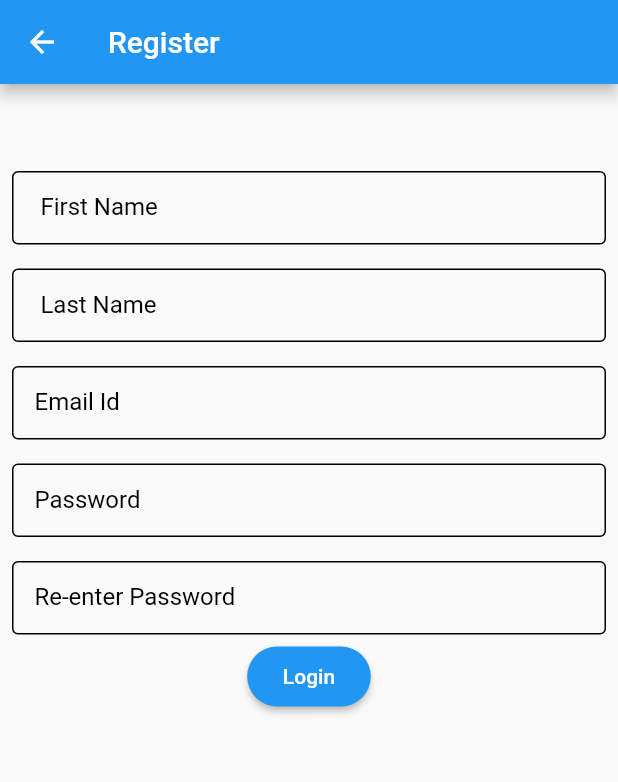
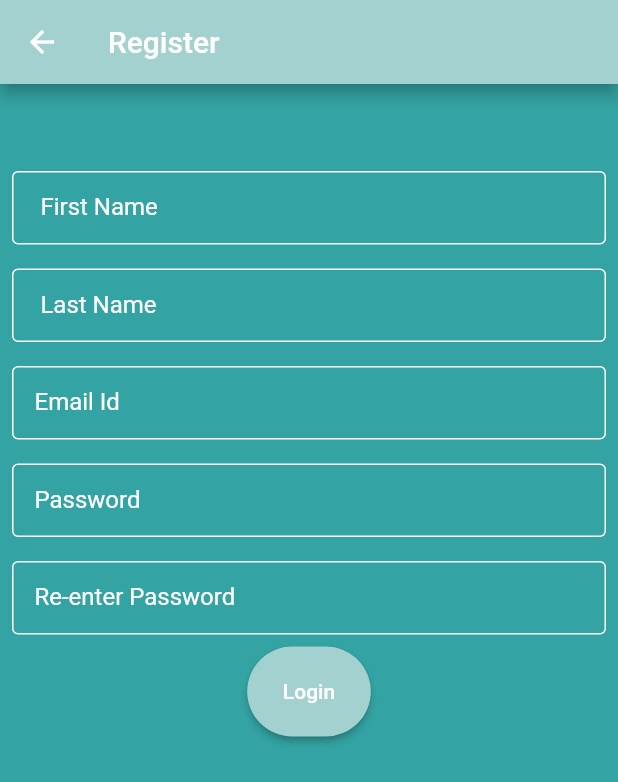
Before and after one commit to FY-ProjectX/task_app, a Flutter app: the RegisterPage screen opened directly, on a phone screen of 412 x 824 dp. Shown: the top 782 px of the screen. Run offline on Flutter 3.47's test engine with Material 2 defaults, Android fonts, the light colour scheme and no system bars.

Commit message:
Ujval Changed colour and labels

```diff
--- a/lib/main_page.dart
+++ b/lib/main_page.dart
@@ -36,6 +36,7 @@ class _MyHomePageState extends State<MyHomePage> {
   @override
   Widget build(BuildContext context) {
     return Scaffold(
+      backgroundColor: Color(0xff34a3a3),
       appBar: AppBar(
         title: Text(widget.title),
       ),
--- a/lib/pages/RegisterPage.dart
+++ b/lib/pages/RegisterPage.dart
@@ -19,7 +19,9 @@ class _RegisterPageState extends State<RegisterPage> {
   @override
   Widget build(BuildContext context) {
     return Scaffold(
+        backgroundColor: Color(0xff34a3a3),
         appBar: AppBar(
+          backgroundColor: Color(0xffa3d1d0),
           title: Text('Register'),
         ),
         body: SingleChildScrollView(
@@ -47,15 +49,15 @@ class _RegisterPageState extends State<RegisterPage> {
                       decoration: InputDecoration(
                           focusedBorder: OutlineInputBorder(
                             borderRadius: BorderRadius.circular(25.0),
-                            borderSide: BorderSide(color: Colors.black),
+                            borderSide: BorderSide(color: Colors.white),
                           ),
                           labelText: ' First Name',
                           labelStyle: TextStyle(
-                            color: Colors.black,
+                            color: Colors.white,
                           ),
                           enabledBorder: OutlineInputBorder(
                               borderSide: BorderSide(
-                            color: Colors.black,
+                            color: Colors.white,
                             width: 1.0,
                           )),
                           contentPadding: EdgeInsets.all(15),
@@ -70,15 +72,15 @@ class _RegisterPageState extends State<RegisterPage> {
                       decoration: InputDecoration(
                           focusedBorder: OutlineInputBorder(
                             borderRadius: BorderRadius.circular(25.0),
-                            borderSide: BorderSide(color: Colors.black),
+                            borderSide: BorderSide(color: Colors.white),
                           ),
                           labelText: ' Last Name',
                           labelStyle: TextStyle(
-                            color: Colors.black,
+                            color: Colors.white,
                           ),
                           enabledBorder: OutlineInputBorder(
                               borderSide: BorderSide(
-                            color: Colors.black,
+                            color: Colors.white,
                             width: 1.0,
                           )),
                           contentPadding: EdgeInsets.all(15),
@@ -93,15 +95,15 @@ class _RegisterPageState extends State<RegisterPage> {
                       decoration: InputDecoration(
                           focusedBorder: OutlineInputBorder(
                             borderRadius: BorderRadius.circular(25.0),
-                            borderSide: BorderSide(color: Colors.black),
+                            borderSide: BorderSide(color: Colors.white),
                           ),
                           labelText: 'Email Id ',
                           labelStyle: TextStyle(
-                            color: Colors.black,
+                            color: Colors.white,
                           ),
                           enabledBorder: OutlineInputBorder(
                               borderSide: BorderSide(
-                            color: Colors.black,
+                            color: Colors.white,
                             width: 1.0,
                           )),
                           contentPadding: EdgeInsets.all(15),
@@ -139,15 +141,15 @@ class _RegisterPageState extends State<RegisterPage> {
                       decoration: InputDecoration(
                           focusedBorder: OutlineInputBorder(
                             borderRadius: BorderRadius.circular(25.0),
-                            borderSide: BorderSide(color: Colors.black),
+                            borderSide: BorderSide(color: Colors.white),
                           ),
                           labelText: 'Password',
                           labelStyle: TextStyle(
-                            color: Colors.black,
+                            color: Colors.white,
                           ),
                           enabledBorder: OutlineInputBorder(
                               borderSide: BorderSide(
-                            color: Colors.black,
+                            color: Colors.white,
                             width: 1.0,
                           )),
                           contentPadding: EdgeInsets.all(15),
@@ -172,15 +174,15 @@ class _RegisterPageState extends State<RegisterPage> {
                       decoration: InputDecoration(
                           focusedBorder: OutlineInputBorder(
                             borderRadius: BorderRadius.circular(25.0),
-                            borderSide: BorderSide(color: Colors.black),
+                            borderSide: BorderSide(color: Colors.white),
                           ),
                           labelText: 'Re-enter Password',
                           labelStyle: TextStyle(
-                            color: Colors.black,
+                            color: Colors.white,
                           ),
                           enabledBorder: OutlineInputBorder(
                               borderSide: BorderSide(
-                            color: Colors.black,
+                            color: Colors.white,
                             width: 1.0,
                           )),
                           contentPadding: EdgeInsets.all(15),
@@ -190,11 +192,11 @@ class _RegisterPageState extends State<RegisterPage> {
 
                   Center(
                     child: Container(
-                      height: 40,
+                      height: 60,
                       width: MediaQuery.of(context).size.width * 0.2,
                       child: ElevatedButton(
                         style: ElevatedButton.styleFrom(
-                          // primary: Colors.red,
+                          primary: Color(0xffa3d1d0),
                           // onPrimary: Colors.white,
                           shape: RoundedRectangleBorder(
                             borderRadius: BorderRadius.circular(32.0),
```
